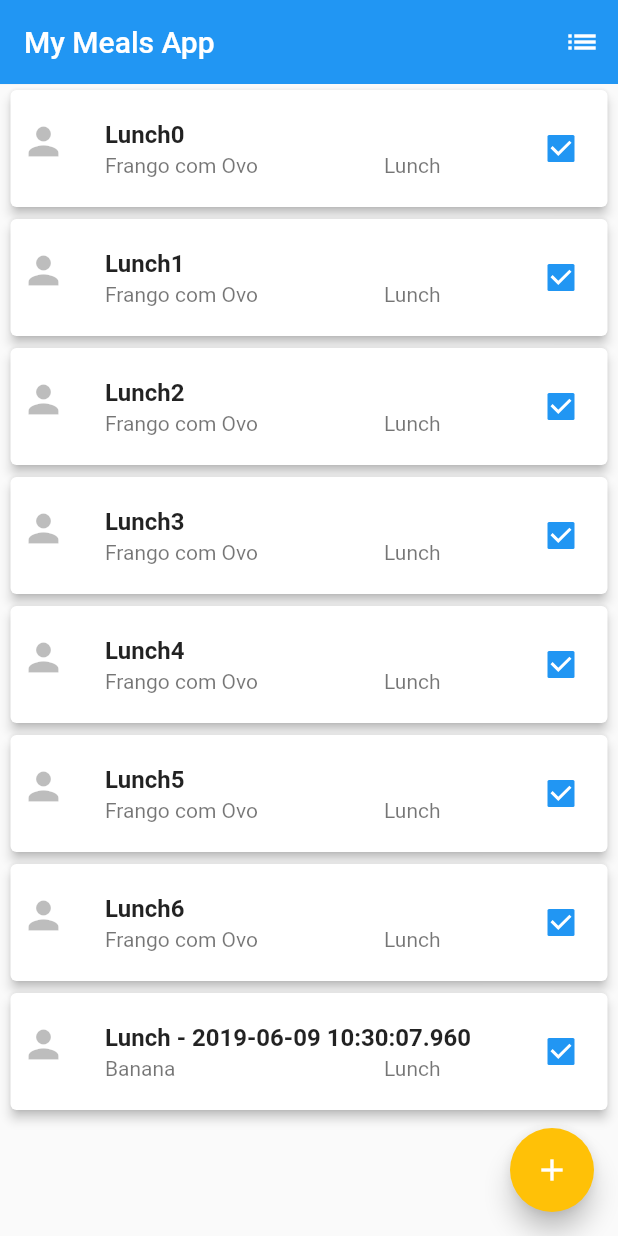
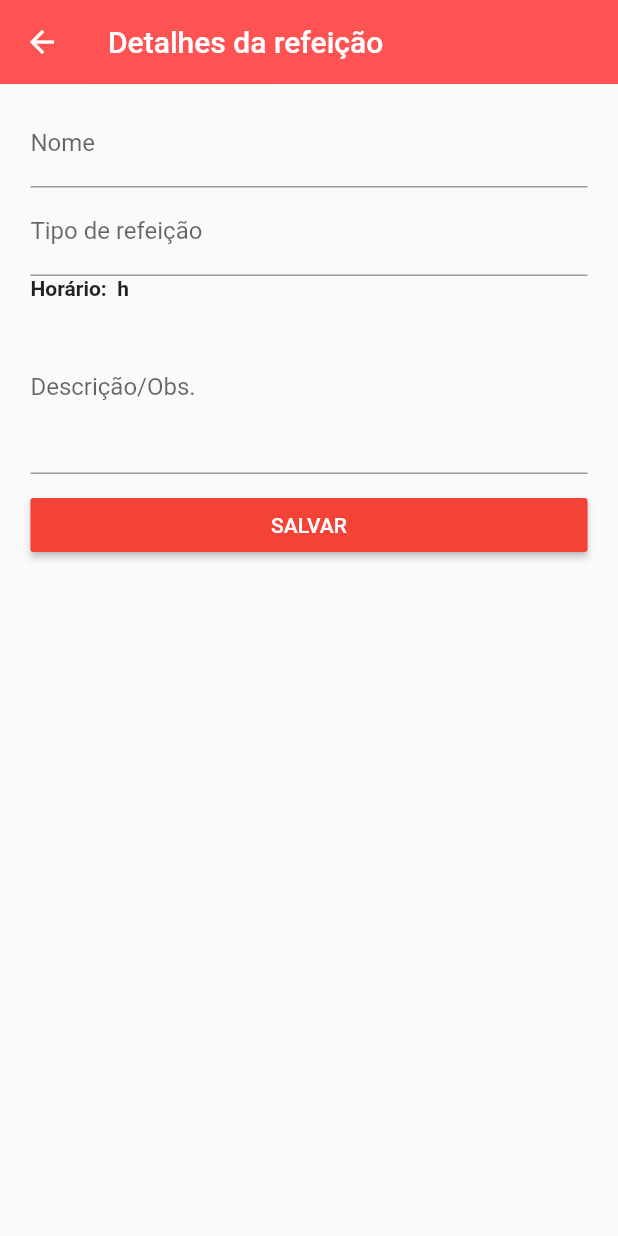
Before and after one commit to fabioranieri/my_meals_flutter_app, a Flutter app: the screen it shows after launch, after a tap on the "add" icon, on a phone screen of 412 x 824 dp. Run offline on Flutter 3.47's test engine with Material 2 defaults, Android fonts, the phone set to English and light mode, and no system bars; missing offline and left inert: better_uuid.

Commit message:
Implemented Meal Detail Screen with form to add and edit meal

```diff
--- a/lib/main.dart
+++ b/lib/main.dart
@@ -6,16 +6,16 @@ import 'package:better_uuid/uuid.dart';
 
 void main() {
   runApp(MaterialApp(
-    title: 'Easy Quote App',
+    title: 'My Meals App',
     home: LoginScreen(),
     theme: ThemeData(primarySwatch: Colors.blue),
     initialRoute: '/home',
     routes: {
       '/home': (context) => HomeScreen(
-        items: List<Meal>.generate(7,
+        items: List<Meal>.generate(13,
               (i) => Meal(
                   Uuid.v4(),
-                  "Lunch" + i.toString(),
+                  "Lunch " + i.toString(),
                   DateTime.now(),
                   "Frango com Ovo",
                   "-",
--- a/lib/screens/home_screen.dart
+++ b/lib/screens/home_screen.dart
@@ -1,7 +1,8 @@
 import 'package:flutter/material.dart';
 import 'package:my_meals_flutter_app/screens/login_screen.dart';
+import 'package:my_meals_flutter_app/screens/meal_details_screen.dart';
+import 'package:my_meals_flutter_app/widget/meal_card_list_item.dart';
 import 'package:my_meals_flutter_app/model/meal.dart';
-import 'package:my_meals_flutter_app/widget/supplier_card_list_item.dart';
 import 'package:better_uuid/uuid.dart';
 
 class HomeScreen extends StatefulWidget {
@@ -40,6 +41,13 @@ class _HomeScreenState extends State<HomeScreen> {
     });
   }
 
+  void _updateDetails(int position) {
+    Meal meal = items[position];
+    Navigator.push(context,
+      MaterialPageRoute(builder: (context) => MealDetailsScreen(item: meal)),
+    );
+  }
+
   @override
   Widget build(BuildContext context) {
     return Scaffold(
@@ -47,7 +55,7 @@ class _HomeScreenState extends State<HomeScreen> {
         title: Text('My Meals App'),
         automaticallyImplyLeading: false,
         elevation: 0.1,
-        backgroundColor: Colors.lightBlueAccent[300],
+        backgroundColor: Colors.redAccent,
         actions: <Widget>[
           IconButton(
             icon: Icon(Icons.list),
@@ -57,20 +65,14 @@ class _HomeScreenState extends State<HomeScreen> {
           )
         ],
       ),
-      body: SupplierCardListItem(items, _setMealchecked),
+      body: MealCardListItem(items, _updateDetails),
       floatingActionButton: FloatingActionButton(
         onPressed: () {
           var now = new DateTime.now();
-          Meal item = Meal(
-              Uuid.v4(),
-              "Lunch - " + now.toString(),
-              DateTime.now(),
-              "Banana",
-              "-",
-              "Lunch",
-              true
+          Navigator.push(
+            context,
+            MaterialPageRoute(builder: (context) => MealDetailsScreen()),
           );
-          this._addMeal(item);
         },
         child: Icon(Icons.add),
         backgroundColor: Colors.amber,
--- /dev/null
+++ b/lib/screens/meal_details_screen.dart
@@ -0,0 +1,56 @@
+import 'package:flutter/material.dart';
+import 'package:my_meals_flutter_app/model/meal.dart';
+import 'package:my_meals_flutter_app/widget/meal_details_save_form.dart';
+
+class MealDetailsScreen extends StatefulWidget {
+  final Meal item;
+
+  const MealDetailsScreen({Key key, this.item}) : super(key: key);
+
+  @override
+  State<StatefulWidget> createState() {
+    print('[MealDetailsScreen Widget] createState()');
+    return _MealDetailsState(item: this.item);
+  }
+}
+
+class _MealDetailsState extends State<MealDetailsScreen> {
+
+  Meal item;
+  _MealDetailsState({Key key, @required this.item});
+
+  @override
+  void initState() {
+    super.initState();
+    setState(() {item;});
+  }
+
+  // item: this.item, addMeal: _addMeal
+  void _updateMeal(Meal item) {
+    Meal meal = item;
+    //TODO past to home screen
+    /*Navigator.push(context,
+      MaterialPageRoute(builder: (context) => MealDetailsScreen(item: meal)),
+    );*/
+  }
+
+  void _addMeal(Meal item) {
+    Meal meal = item;
+    //TODO past to home screen
+    /*Navigator.push(context,
+      MaterialPageRoute(builder: (context) => MealDetailsScreen(item: meal)),
+    );*/
+  }
+
+  @override
+  Widget build(BuildContext context) {
+    return Scaffold(
+      appBar: AppBar(
+        title: Text('Detalhes da refeição'),
+        elevation: 0.1,
+          backgroundColor: Colors.redAccent,
+      ),
+      body: MealDetailsSaveForm(item: item, addMeal: _addMeal, updateMeal: _updateMeal)
+    );
+  }
+}
--- a/lib/widget/supplier_card_list_item.dart
+++ b/lib/widget/meal_card_list_item.dart
@@ -1,11 +1,12 @@
 import 'package:flutter/material.dart';
 import 'package:my_meals_flutter_app/model/meal.dart';
 
-class SupplierCardListItem extends StatelessWidget {
+class MealCardListItem extends StatelessWidget {
   final List<Meal> items;
-  final Function setMealchecked;
+  // final Function setMealchecked;
+  final Function updateMeal;
 
-  SupplierCardListItem(this.items, this.setMealchecked);
+  MealCardListItem(this.items, this.updateMeal);
 
   @override
   Widget build(BuildContext context) {
@@ -48,7 +49,7 @@ class SupplierCardListItem extends StatelessWidget {
         decoration: new BoxDecoration(
             border: new Border(
                 right: new BorderSide(width: 1.0, color: Colors.white24))),
-        child: Icon(Icons.person, color: Colors.black26, size: 30.0),
+        child: Icon(Icons.fastfood, color: Colors.black26, size: 30.0),
       ),
       title: Text(
         item.name,
@@ -73,16 +74,11 @@ class SupplierCardListItem extends StatelessWidget {
       trailing:
         new Checkbox(value: item.isDone, onChanged: (value) {
         print('[Checkbox] onChanged' + value.toString());
-        setMealchecked(index, item.isDone);
+        updateMeal(index);
       }),
-       // Icon(Icons.keyboard_arrow_right, color: Colors.black26, size: 30.0),
       onTap: () {
         print("[ListItem] onTap");
-        /*
-        Navigator.push(
-            context, MaterialPageRoute(builder: (context) => DetailsScreen())
-        );
-        */
+        updateMeal(index);
       },
     );
   }
--- /dev/null
+++ b/lib/widget/meal_details_save_form.dart
@@ -0,0 +1,146 @@
+import 'package:flutter/material.dart';
+import 'package:my_meals_flutter_app/model/meal.dart';
+
+class MealDetailsSaveForm extends StatelessWidget {
+  final Function updateMeal;
+  final Function addMeal;
+  final GlobalKey<FormState> _formKey = GlobalKey<FormState>();
+  final Meal item;
+  final _typeFocusNode = FocusNode();
+  final _timeFocusNode = FocusNode();
+  final _descriptionFocusNode = FocusNode();
+  final Map<String, dynamic> _formData = {
+    'id': null,
+    'name': null,
+    'time': null,
+    'description': null,
+    'recipe_link': null,
+    'type': null,
+    'price': null,
+    'isDone': null,
+    'image': null,
+  };
+  // FocusNode _nameFocusNode = FocusNode();
+  // FocusNode nodeOne = FocusNode();
+  MealDetailsSaveForm({this.item, this.updateMeal, this.addMeal});
+
+  Widget _buildNameTextField() {
+    return Container(
+      child: TextFormField(
+        // autofocus: true,
+        keyboardType: TextInputType.text,
+        //focusNode: nodeOne,
+        // focusNode: _nameFocusNode,
+        decoration: InputDecoration(labelText: 'Nome'),
+        initialValue: item == null ? '' : item.name,
+        validator: (String value) {
+          if (value.isEmpty || value.length < 3) {
+            return 'Nome é obrigatório e deve ter no mínimo 3 caracteres.';
+          }
+        },
+        onSaved: (String value) { _formData['name'] = value;},
+      ),
+    );
+  }
+
+  Widget _buildTypeTextField() {
+    return Container(
+      child: TextFormField(
+        // focusNode: _typeFocusNode,
+        decoration: InputDecoration(labelText: 'Tipo de refeição'),
+        initialValue: item == null ? '' : item.type,
+        validator: (String value) {
+          if (value.isEmpty || value.length < 3) {
+            return 'Tipo é obrigatório e deve ter no mínimo 3 caracteres.';
+          }
+        },
+        onSaved: (String value) { _formData['name'] = value;},
+      ),
+    );
+  }
+
+  Widget _buildTimeTextField() {
+    var timeNow =  item == null ? '' : item.time;
+    return Container(
+      child: Text('Horário: '+ timeNow.toString() +  ' h',
+        textAlign: TextAlign.left,
+        overflow: TextOverflow.ellipsis,
+        style: TextStyle(fontWeight: FontWeight.bold),
+      ),
+    );
+  }
+
+  Widget _buildDescriptionTextField() {
+    return Container(
+      child: TextFormField(
+        // focusNode: _descriptionFocusNode,
+        decoration: InputDecoration(
+            labelText: 'Descrição/Obs.',
+            // icon: Icon(Icons.description)
+        ),
+        initialValue: item == null ? '' : item.description,
+        maxLines: 4,
+        onSaved: (String value) { _formData['description'] = value;},
+      ),
+    );
+  }
+
+  void _submitForm() {
+
+    if (!_formKey.currentState.validate()) {
+      print('[Invalid]');
+      print(_formData);
+      return;
+    }
+    _formKey.currentState.save();
+    if (item == null) {
+      // widget.addMeal(_formData);
+    } else {
+      // widget.updateMealt(widget.mealIndex, _formData);
+    }
+
+    print('[Valide]');
+    print(_formData);
+
+    print('Saved');
+    // TODO saveDetails
+    // Navigator.pushReplacementNamed(context, '/home');
+  }
+
+  @override
+  Widget build(BuildContext context) {
+    final double deviceWidth = MediaQuery.of(context).size.width;
+    final double targetWidth = deviceWidth > 550.0 ? 500.0 : deviceWidth * 0.95;
+    final double targetPadding = deviceWidth - targetWidth;
+    return Container (
+      child: Container(
+        margin: EdgeInsets.all(10.0),
+        child: Form(
+          key: _formKey,
+          child: ListView(
+            padding: EdgeInsets.symmetric(horizontal: targetPadding / 2),
+            children: <Widget>[
+              _buildNameTextField(),
+              _buildTypeTextField(),
+              _buildTimeTextField(),
+              _buildDescriptionTextField(),
+              SizedBox(
+                height: 10.0,
+              ),
+              RaisedButton(
+                color: Colors.red,
+                child: Container(
+                  color: Colors.red,
+                  padding: EdgeInsets.all(5.0),
+                  child: Text('SALVAR'),
+                ),
+                textColor: Colors.white,
+                onPressed: _submitForm,
+              )
+            ],
+          ),
+        ),
+      ),
+    );
+  }
+}
```
Also changed, not shown: 2 other files.
